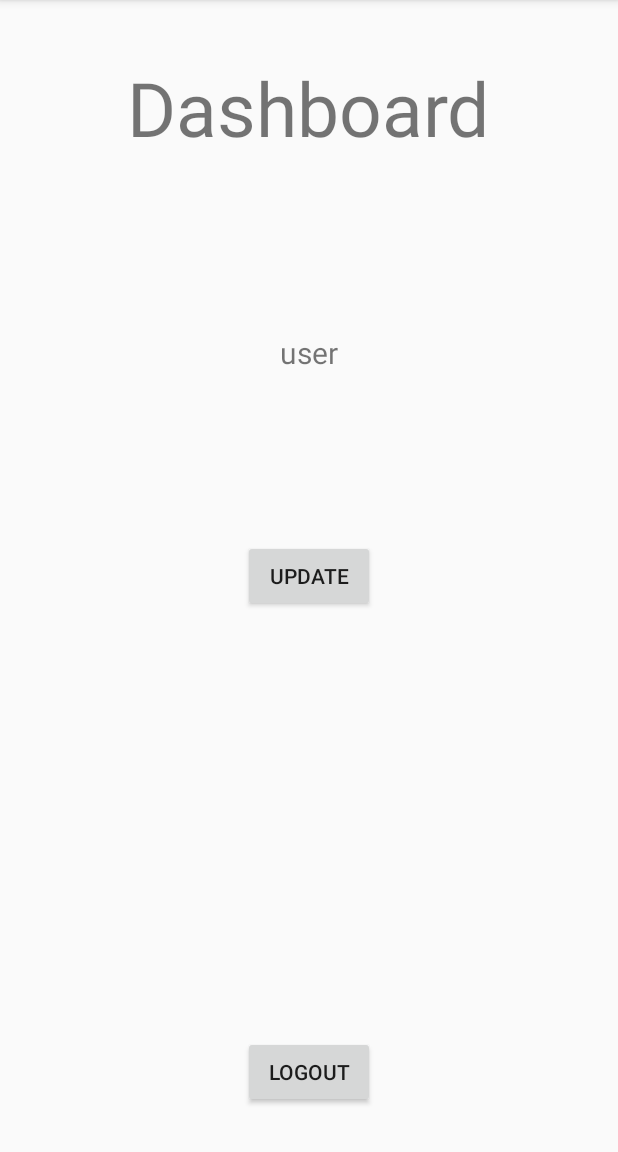
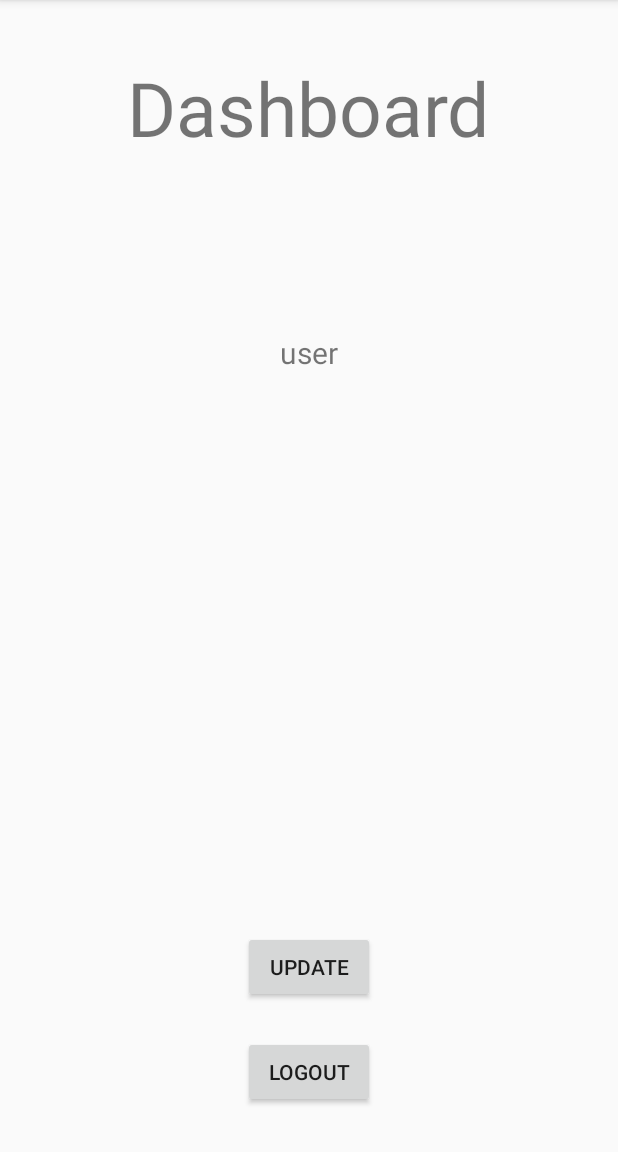
Before and after one commit to Mukul1997/Android-Applications, an Android app: the screen it shows after launch once a user with an empty profile is signed in (Dashboard), on a phone screen of 412 x 824 dp, the part 84-1236 px from its top. Run offline under Robolectric (Android 15) with nearby library versions, the phone set to English and light mode, and no system bars; our stand-ins replace Firebase (no records; nobody signed in at launch, a user with empty details on screens opened directly); 2 statements that could not run were skipped.

Commit message:
small changes

```diff
--- a/FireTrip/app/src/main/AndroidManifest.xml
+++ b/FireTrip/app/src/main/AndroidManifest.xml
@@ -6,7 +6,7 @@
 
     <application
         android:allowBackup="true"
-        android:icon="@drawable/mnky"
+        android:icon="@drawable/mnky_mo_trip"
         android:label="@string/app_name"
         android:roundIcon="@mipmap/ic_launcher_round"
         android:supportsRtl="true"
--- a/FireTrip/app/src/main/java/com/example/mukul_pc/firetrip/Dashboard.java
+++ b/FireTrip/app/src/main/java/com/example/mukul_pc/firetrip/Dashboard.java
@@ -1,6 +1,7 @@
 package com.example.mukul_pc.firetrip;
 
 import android.content.Intent;
+import android.support.annotation.NonNull;
 import android.support.v7.app.AppCompatActivity;
 import android.os.Bundle;
 import android.util.Log;
@@ -9,14 +10,17 @@ import android.widget.Button;
 import android.widget.TextView;
 
 import com.google.firebase.auth.FirebaseAuth;
+import com.google.firebase.database.DataSnapshot;
+import com.google.firebase.database.DatabaseError;
 import com.google.firebase.database.DatabaseReference;
 import com.google.firebase.database.FirebaseDatabase;
+import com.google.firebase.database.ValueEventListener;
 
 public class Dashboard extends AppCompatActivity {
 
     private Button log,updt;
     private FirebaseAuth mAuth;
-    private TextView user;
+    private TextView user,userN,userA;
     String user_id,name;
     int age;
     DatabaseReference dbref;
@@ -27,9 +31,7 @@ public class Dashboard extends AppCompatActivity {
         setContentView(R.layout.activity_dashboard);
 
         mAuth = FirebaseAuth.getInstance();
-
         dbref = FirebaseDatabase.getInstance().getReference();
-        Log.e("Reference : ",dbref.toString());
 
         user_id = mAuth.getCurrentUser().getUid();
         user = (TextView)findViewById(R.id.uid);
@@ -37,14 +39,34 @@ public class Dashboard extends AppCompatActivity {
         String names[] = (mAuth.getCurrentUser().getEmail()).split("@");
         name = names[0];
         age = 21;
+        userN = (TextView)findViewById(R.id.userName);
+        userA = (TextView)findViewById(R.id.userAge);
 
         log = (Button)findViewById(R.id.logoutBtn);
         updt = (Button)findViewById(R.id.dbAdd);
 
+
+        dbref.addValueEventListener(new ValueEventListener() {
+            @Override
+            public void onDataChange(@NonNull DataSnapshot dataSnapshot) {
+                String n = (dataSnapshot.child("Users").child(user_id).child("name").getValue()).toString();
+                String a = (dataSnapshot.child("Users").child(user_id).child("age").getValue()).toString();
+                userN.setText(n);
+                userA.setText(a);
+            }
+
+            @Override
+            public void onCancelled(@NonNull DatabaseError databaseError) {
+
+            }
+        });
+
+        Log.e("Reference : ",dbref.toString());
+
         log.setOnClickListener(new View.OnClickListener() {
             @Override
             public void onClick(View view) {
-                FirebaseAuth.getInstance().signOut();
+                mAuth.signOut();
                 startActivity(new Intent(Dashboard.this,Fire1.class));
             }
         });
--- a/FireTrip/app/src/main/res/layout/activity_dashboard.xml
+++ b/FireTrip/app/src/main/res/layout/activity_dashboard.xml
@@ -38,6 +38,26 @@
         android:id="@+id/dbAdd"
         android:layout_width="wrap_content"
         android:layout_height="wrap_content"
-        android:layout_centerInParent="true"
+        android:layout_alignParentBottom="true"
+        android:layout_centerHorizontal="true"
+        android:layout_marginBottom="99dp"
         android:text="Update" />
+
+    <TextView
+        android:id="@+id/userName"
+        android:layout_width="wrap_content"
+        android:layout_height="wrap_content"
+        android:layout_alignParentTop="true"
+        android:layout_centerHorizontal="true"
+        android:layout_marginTop="295dp"
+        android:textSize="45sp" />
+
+    <TextView
+        android:id="@+id/userAge"
+        android:layout_width="wrap_content"
+        android:layout_height="wrap_content"
+        android:layout_alignParentBottom="true"
+        android:layout_centerHorizontal="true"
+        android:layout_marginBottom="252dp"
+        android:textSize="25sp" />
 </RelativeLayout>
--- a/FireTrip/app/src/main/res/layout/activity_fire1.xml
+++ b/FireTrip/app/src/main/res/layout/activity_fire1.xml
@@ -15,7 +15,7 @@
         android:layout_marginTop="257dp"
         android:ems="10"
         android:hint="username"
-        android:inputType="textPersonName"
+        android:inputType="textEmailAddress"
         android:textAlignment="center" />
 
     <EditText
```
Also changed, not shown: FireTrip/app/src/main/res/drawable/mnky.png, FireTrip/app/src/main/res/drawable/mnky_mo_trip.png (added), FireTrip/app/src/main/res/drawable/mnky_mo_trip2.png (added), FireTrip/app/src/main/res/drawable/mnky_trip.png (added).
